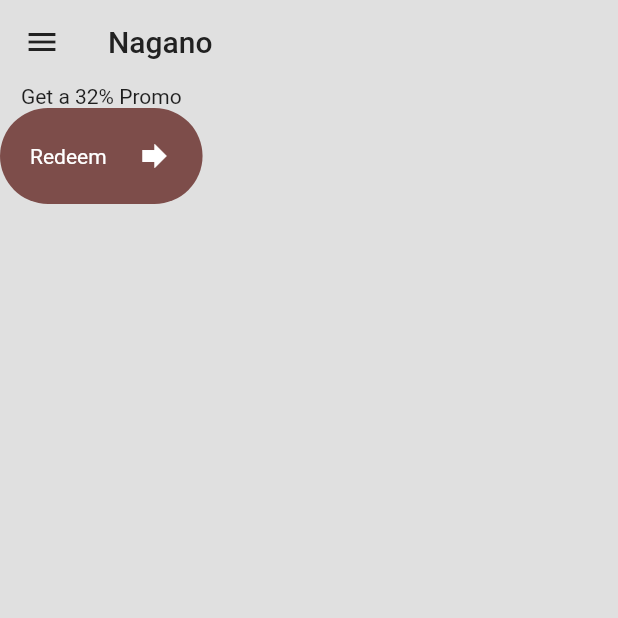
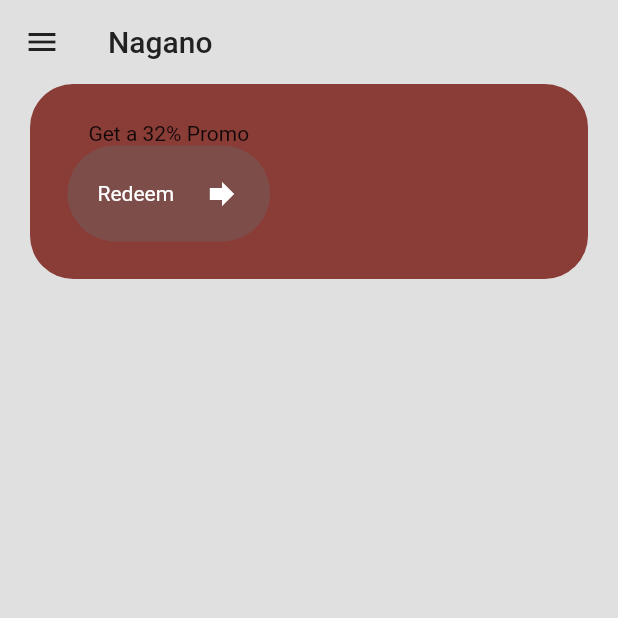
Before and after one commit to fbnjeje/Flutter_Road_Map, a Flutter app: the MenuPage screen opened by its route, on a phone screen of 412 x 824 dp, the top half of it. Run offline on Flutter 3.47's test engine with Material 2 defaults, Android fonts, the phone set to English and light mode, and no system bars; our stand-ins replace dio, google_fonts.

Commit message:
fixing size of container

```diff
--- a/sushi app/sushi_app/lib/screens/menu_page.dart
+++ b/sushi app/sushi_app/lib/screens/menu_page.dart
@@ -1,5 +1,6 @@
 import 'package:flutter/material.dart';
 import 'package:sushi_app/components/button.dart';
+import 'package:sushi_app/theme/Colors.dart';
 
 class MenuPage extends StatefulWidget {
   const MenuPage({super.key});
@@ -27,7 +28,12 @@ class _MenuPage extends State<MenuPage> {
       ),
       body: Column(children: [
         //promo banner
-        Row(
+        Container(
+          decoration: BoxDecoration(
+              color: myPrimaryColor, borderRadius: BorderRadius.circular(29)),
+          margin: const EdgeInsets.symmetric(horizontal: 20),
+          padding: const EdgeInsets.all(25),
+          child: Row(
             children: [
               //promo message
               Column(
@@ -42,6 +48,7 @@ class _MenuPage extends State<MenuPage> {
                 ],
               )
             ],
+          ),
         )
         //search bar
 
```
Lines whose indentation alone changed are shown as unchanged.
